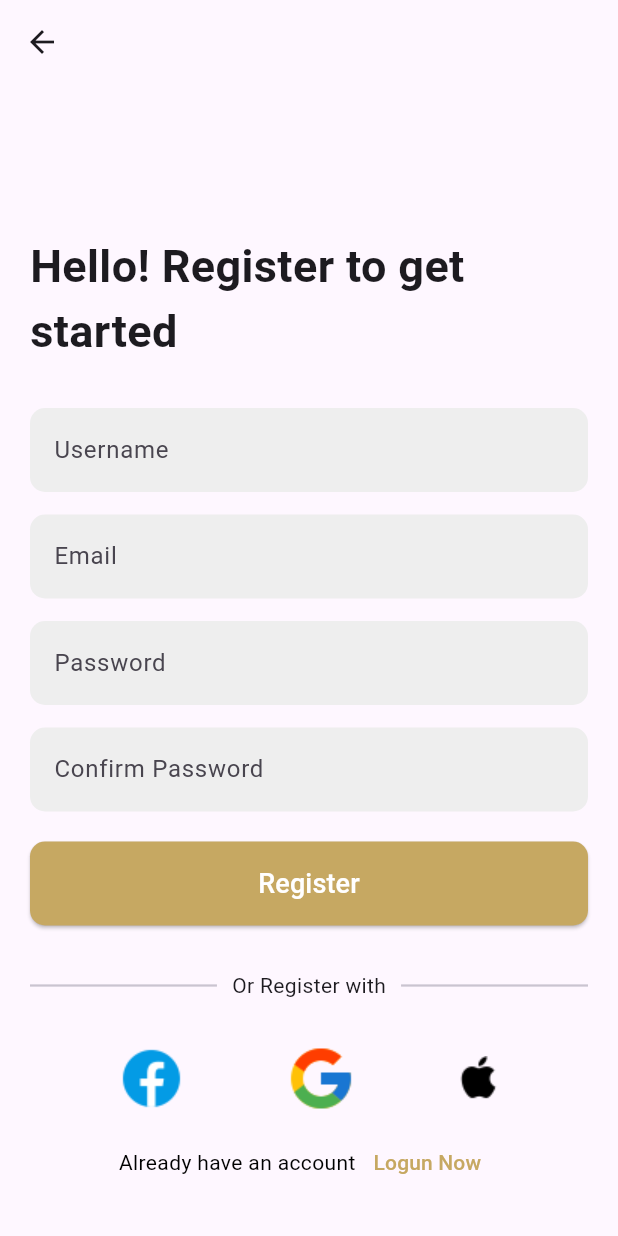
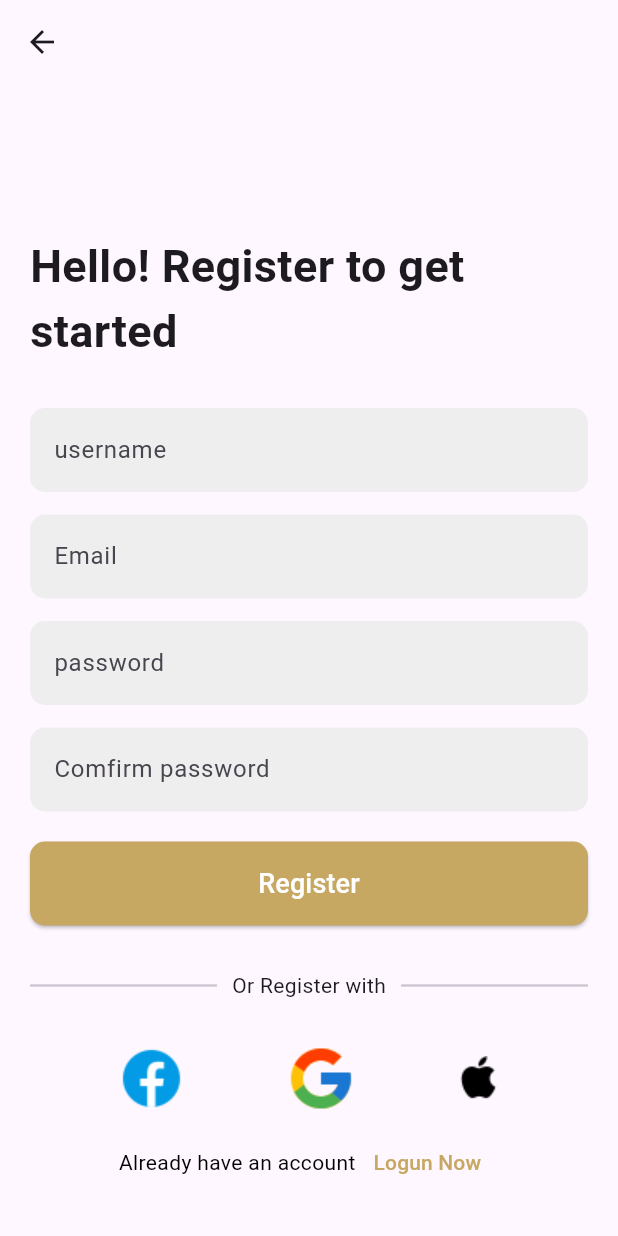
Before and after one commit to mesho2004/book_store, a Flutter app: the registerScreen screen opened directly, on a phone screen of 412 x 824 dp. Run offline on Flutter 3.47's test engine with Material 3 defaults, Android fonts, the phone set to English and light mode, and no system bars; our stand-ins replace dio.

Commit message:
updated folder

```diff
--- a/lib/screens/register_screen.dart
+++ b/lib/screens/register_screen.dart
@@ -1,4 +1,5 @@
 import 'package:book_store/screens/login_screen.dart';
+import 'package:book_store/widgets/custom_textField.dart';
 import 'package:flutter/material.dart';
 
 class registerScreen extends StatelessWidget {
@@ -20,53 +21,13 @@ class registerScreen extends StatelessWidget {
             ),),
             SizedBox(height: 30.0),
 
-            TextField(
-              decoration: InputDecoration(
-                hintText: 'Username',
-                filled: true,
-                fillColor: Colors.grey[200],
-                border: OutlineInputBorder(
-                  borderRadius: BorderRadius.circular(10.0),
-                  borderSide: BorderSide.none,
-                ),
-              ),
-            ),
+           CustomTextfield(text: "username"),
             SizedBox(height: 15.0),
-            TextField(
-              decoration: InputDecoration(
-                hintText: 'Email',
-                filled: true,
-                fillColor: Colors.grey[200],
-                border: OutlineInputBorder(
-                  borderRadius: BorderRadius.circular(10.0),
-                  borderSide: BorderSide.none,
-                ),
-              ),
-            ),
+          CustomTextfield(text: "Email"),
             SizedBox(height: 15.0),
-            TextField(
-              decoration: InputDecoration(
-                hintText: 'Password',
-                filled: true,
-                fillColor: Colors.grey[200],
-                border: OutlineInputBorder(
-                  borderRadius: BorderRadius.circular(10.0),
-                  borderSide: BorderSide.none,
-                ),
-              ),
-            ),
+           CustomTextfield(text: "password"),
             SizedBox(height: 15.0),
-            TextField(
-              decoration: InputDecoration(
-                hintText: 'Confirm Password',
-                filled: true,
-                fillColor: Colors.grey[200],
-                border: OutlineInputBorder(
-                  borderRadius: BorderRadius.circular(10.0),
-                  borderSide: BorderSide.none,
-                ),
-              ),
-            ),
+           CustomTextfield(text: "Comfirm password"),
             SizedBox(height: 20,),
             SizedBox(
               width: double.infinity,
--- /dev/null
+++ b/lib/widgets/custom_textField.dart
@@ -0,0 +1,25 @@
+import 'package:flutter/material.dart';
+
+class CustomTextfield extends StatelessWidget {
+   CustomTextfield({super.key,required this.text,this.contentInsets});
+  String text;
+  EdgeInsets? contentInsets;
+
+  @override
+  Widget build(BuildContext context) {
+    return TextField(
+      decoration: InputDecoration(
+        contentPadding: contentInsets,
+        hintText: text,
+        filled: true,
+        fillColor: Colors.grey[200],
+        border: OutlineInputBorder(
+          borderRadius: BorderRadius.circular(10.0),
+          borderSide: BorderSide.none,
+
+
+        ),
+      ),
+    );
+  }
+}
--- a/pubspec.yaml
+++ b/pubspec.yaml
@@ -66,6 +66,7 @@ flutter:
      - Assets/images/facebook.png
      - Assets/images/logo1.png
      - Assets/images/google.png
+     - Assets/images/success.png
      - Assets/images/back.png
      - Assets/images/book.png
      - Assets/images/background.png
```
Also changed, not shown: lib/screens/cart.dart (+29 -21 lines), lib/screens/checkout_screen.dart (+86 -0 lines), lib/screens/suceess_screen.dart (added, +63 -0 lines), Assets/images/success.png (added).
